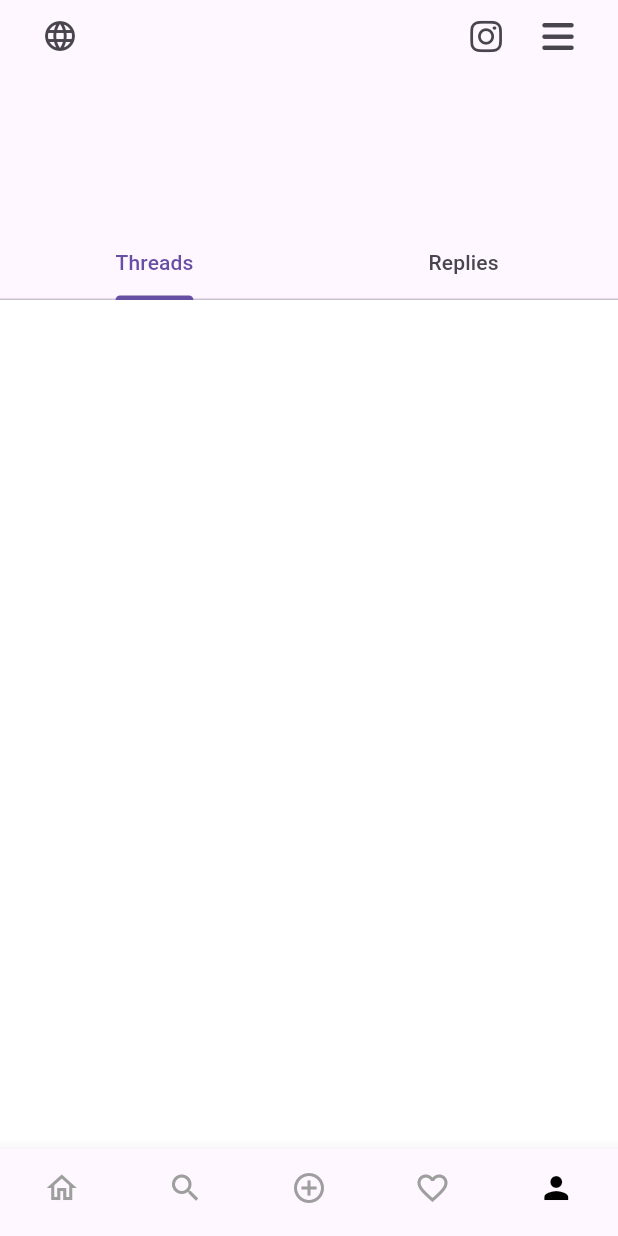
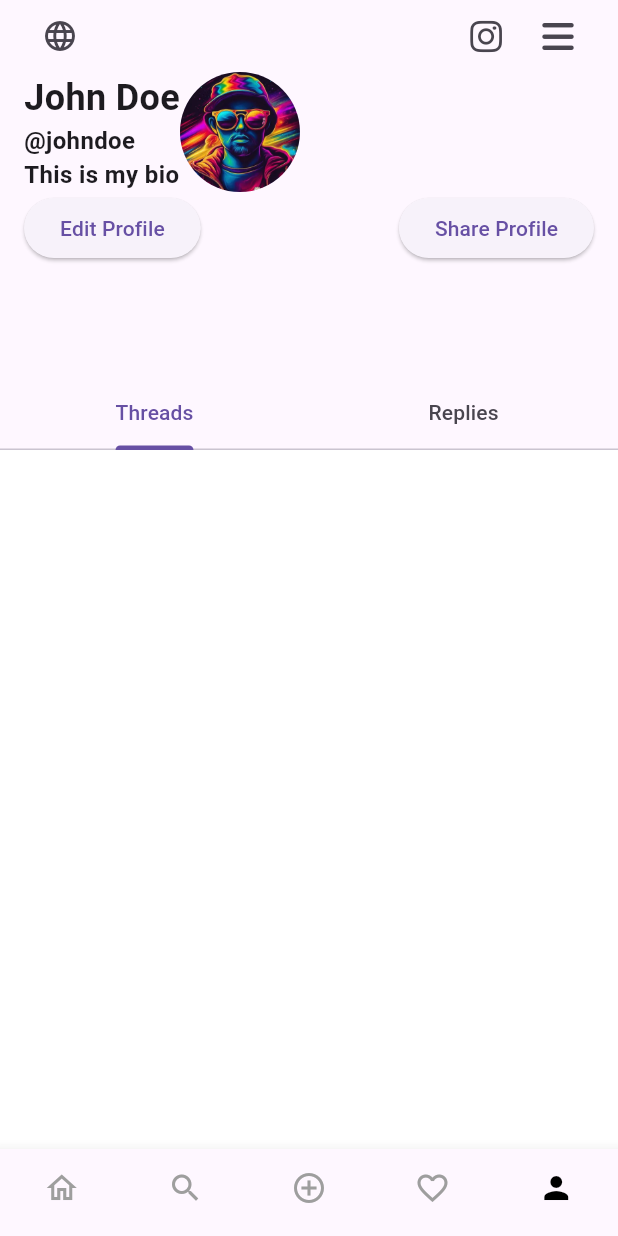
Before and after one commit to Eunsol-Lee/nomadcoder-flutter-study, a Flutter app: the screen it shows after launch, item 5 of the bottom bar chosen, on a phone screen of 412 x 824 dp. Run offline on Flutter 3.47's test engine with Material 3 defaults, Android fonts, the light colour scheme and no system bars; our stand-ins replace font_awesome_flutter.

Commit message:
day30 temporailiy halting

```diff
--- a/day22/lib/pages/profile_and_settings_tab/profile_and_settings_tab.dart
+++ b/day22/lib/pages/profile_and_settings_tab/profile_and_settings_tab.dart
@@ -8,7 +8,8 @@ class ProfileAndSettingsTab extends StatefulWidget {
   State<ProfileAndSettingsTab> createState() => _ProfileAndSettingsTabState();
 }
 
-class _ProfileAndSettingsTabState extends State<ProfileAndSettingsTab> with SingleTickerProviderStateMixin {
+class _ProfileAndSettingsTabState extends State<ProfileAndSettingsTab>
+    with SingleTickerProviderStateMixin {
   late final _tabController;
 
   @override
@@ -30,10 +31,10 @@ class _ProfileAndSettingsTabState extends State<ProfileAndSettingsTab> with Sing
         slivers: [
           SliverAppBar(
             flexibleSpace: _profileAndSettings(),
-            expandedHeight: 200,
+            expandedHeight: 300,
             pinned: true,
             floating: true,
-            // snap: true,
+            snap: true,
             bottom: TabBar(
               controller: _tabController,
               tabs: [
@@ -49,7 +50,9 @@ class _ProfileAndSettingsTabState extends State<ProfileAndSettingsTab> with Sing
           SliverList(
             delegate: SliverChildBuilderDelegate(
               (BuildContext context, int index) {
-                return ListTile(title: Text('Item #$index', style: TextStyle(fontSize: 24, color: Colors.white)));
+                return ListTile(
+                    title: Text('Item #$index',
+                        style: TextStyle(fontSize: 24, color: Colors.white)));
               },
               childCount: 100, // Number of items in the list
             ),
@@ -64,6 +67,8 @@ class _ProfileAndSettingsTabState extends State<ProfileAndSettingsTab> with Sing
       padding: EdgeInsets.symmetric(horizontal: 16),
       child: Column(children: [
         _settingRow(),
+        _profileDashBoard(),
+        _editAndShareProfile(),
       ]),
     );
   }
@@ -91,4 +96,60 @@ class _ProfileAndSettingsTabState extends State<ProfileAndSettingsTab> with Sing
       ],
     );
   }
+
+  Widget _profileDashBoard() {
+    return Row(children: [_detailProfile(), _avatarProfile()]);
+  }
+
+  Widget _detailProfile() {
+    return Column(
+      crossAxisAlignment: CrossAxisAlignment.start,
+      children: [
+        Text(
+          'John Doe',
+          style: TextStyle(
+            fontSize: 24,
+            fontWeight: FontWeight.bold,
+          ),
+        ),
+        Text(
+          '@johndoe',
+          style: TextStyle(
+            fontSize: 16,
+            fontWeight: FontWeight.bold,
+          ),
+        ),
+        Text(
+          'This is my bio',
+          style: TextStyle(
+            fontSize: 16,
+            fontWeight: FontWeight.bold,
+          ),
+        ),
+      ],
+    );
+  }
+
+  Widget _avatarProfile() {
+    return CircleAvatar(
+      radius: 40,
+      backgroundImage: AssetImage('assets/images/profile_image_1.jpg'),
+    );
+  }
+
+  Widget _editAndShareProfile() {
+    return Row(
+      mainAxisAlignment: MainAxisAlignment.spaceBetween,
+      children: [
+        ElevatedButton(
+          onPressed: () {},
+          child: Text('Edit Profile'),
+        ),
+        ElevatedButton(
+          onPressed: () {},
+          child: Text('Share Profile'),
+        ),
+      ],
+    );
+  }
 }
```
Also changed, not shown: day22/pubspec.lock.
